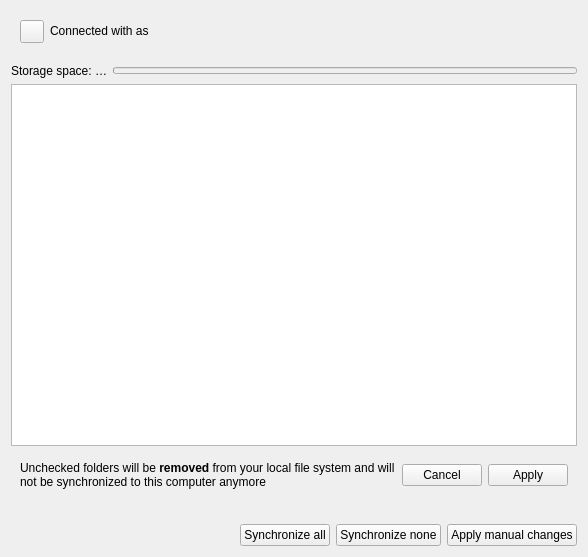
This is src/gui/accountsettings.ui in nextcloud/desktop as Qt 5 draws it before an edit. The edited form follows.
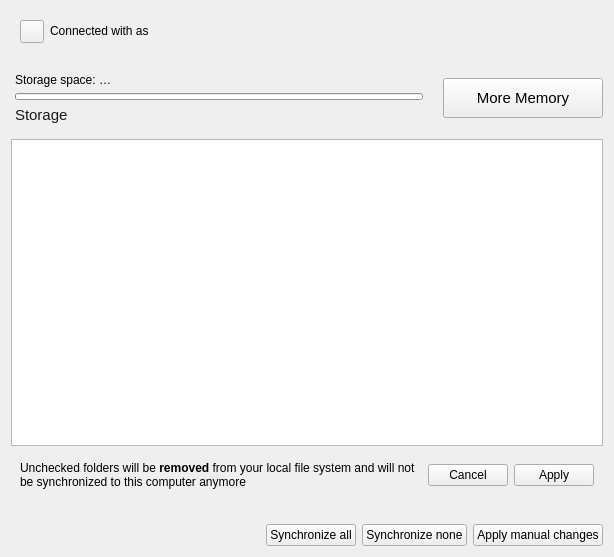
This is the edited form. Custom widgets are drawn as their Qt base class.

Commit message: update storage design

What changed in the file:
```diff
--- a/src/gui/accountsettings.ui
+++ b/src/gui/accountsettings.ui
@@ -13,7 +13,867 @@
   <property name="windowTitle">
    <string notr="true">Form</string>
   </property>
-  <layout class="QGridLayout" name="gridLayout">
+  <layout class="QGridLayout" name="gridLayout_3">
+   <item row="0" column="0">
+    <widget class="QWidget" name="accountStatus" native="true">
+     <layout class="QGridLayout" name="gridLayout_2">
+      <item row="0" column="0">
+       <widget class="SslButton" name="sslButton">
+        <property name="sizePolicy">
+         <sizepolicy hsizetype="Maximum" vsizetype="Fixed">
+          <horstretch>0</horstretch>
+          <verstretch>0</verstretch>
+         </sizepolicy>
+        </property>
+        <property name="text">
+         <string/>
+        </property>
+       </widget>
+      </item>
+      <item row="0" column="1">
+       <widget class="QLabel" name="connectLabel">
+        <property name="sizePolicy">
+         <sizepolicy hsizetype="MinimumExpanding" vsizetype="Preferred">
+          <horstretch>0</horstretch>
+          <verstretch>0</verstretch>
+         </sizepolicy>
+        </property>
+        <property name="text">
+         <string>Connected with &lt;server&gt; as &lt;user&gt;</string>
+        </property>
+        <property name="textFormat">
+         <enum>Qt::RichText</enum>
+        </property>
+        <property name="wordWrap">
+         <bool>true</bool>
+        </property>
+        <property name="openExternalLinks">
+         <bool>true</bool>
+        </property>
+       </widget>
+      </item>
+     </layout>
+    </widget>
+   </item>
+   <item row="1" column="0">
+    <widget class="KMessageWidget" name="encryptionMessage" native="true"/>
+   </item>
+   <item row="2" column="0">
+    <widget class="QWidget" name="storageGroupBox" native="true">
+     <layout class="QGridLayout" name="gridLayout">
+      <property name="leftMargin">
+       <number>4</number>
+      </property>
+      <property name="rightMargin">
+       <number>0</number>
+      </property>
+      <property name="horizontalSpacing">
+       <number>0</number>
+      </property>
+      <item row="0" column="0">
+       <widget class="QLabel" name="quotaInfoLabel">
+        <property name="enabled">
+         <bool>true</bool>
+        </property>
+        <property name="sizePolicy">
+         <sizepolicy hsizetype="Minimum" vsizetype="Fixed">
+          <horstretch>0</horstretch>
+          <verstretch>0</verstretch>
+         </sizepolicy>
+        </property>
+        <property name="font">
+         <font>
+          <family>Segoe UI</family>
+          <pointsize>9</pointsize>
+          <bold>false</bold>
+          <kerning>true</kerning>
+         </font>
+        </property>
+        <property name="toolTip">
+         <string/>
+        </property>
+        <property name="autoFillBackground">
+         <bool>false</bool>
+        </property>
+        <property name="text">
+         <string>Storage space: …</string>
+        </property>
+        <property name="textFormat">
+         <enum>Qt::PlainText</enum>
+        </property>
+        <property name="alignment">
+         <set>Qt::AlignBottom|Qt::AlignLeading|Qt::AlignLeft</set>
+        </property>
+        <property name="wordWrap">
+         <bool>false</bool>
+        </property>
+       </widget>
+      </item>
+      <item row="0" column="2" rowspan="3">
+       <widget class="QPushButton" name="moreMemoryButton">
+        <property name="sizePolicy">
+         <sizepolicy hsizetype="Fixed" vsizetype="Fixed">
+          <horstretch>0</horstretch>
+          <verstretch>0</verstretch>
+         </sizepolicy>
+        </property>
+        <property name="minimumSize">
+         <size>
+          <width>160</width>
+          <height>40</height>
+         </size>
+        </property>
+        <property name="maximumSize">
+         <size>
+          <width>160</width>
+          <height>16777215</height>
+         </size>
+        </property>
+        <property name="palette">
+         <palette>
+          <active>
+           <colorrole role="WindowText">
+            <brush brushstyle="SolidPattern">
+             <color alpha="255">
+              <red>0</red>
+              <green>0</green>
+              <blue>0</blue>
+             </color>
+            </brush>
+           </colorrole>
+           <colorrole role="Dark">
+            <brush brushstyle="SolidPattern">
+             <color alpha="255">
+              <red>225</red>
+              <green>225</green>
+              <blue>225</blue>
+             </color>
+            </brush>
+           </colorrole>
+           <colorrole role="Text">
+            <brush brushstyle="SolidPattern">
+             <color alpha="255">
+              <red>0</red>
+              <green>0</green>
+              <blue>0</blue>
+             </color>
+            </brush>
+           </colorrole>
+           <colorrole role="ButtonText">
+            <brush brushstyle="SolidPattern">
+             <color alpha="255">
+              <red>0</red>
+              <green>0</green>
+              <blue>0</blue>
+             </color>
+            </brush>
+           </colorrole>
+           <colorrole role="PlaceholderText">
+            <brush brushstyle="SolidPattern">
+             <color alpha="128">
+              <red>0</red>
+              <green>0</green>
+              <blue>0</blue>
+             </color>
+            </brush>
+           </colorrole>
+          </active>
+          <inactive>
+           <colorrole role="WindowText">
+            <brush brushstyle="SolidPattern">
+             <color alpha="255">
+              <red>0</red>
+              <green>0</green>
+              <blue>0</blue>
+             </color>
+            </brush>
+           </colorrole>
+           <colorrole role="Dark">
+            <brush brushstyle="SolidPattern">
+             <color alpha="255">
+              <red>225</red>
+              <green>225</green>
+              <blue>225</blue>
+             </color>
+            </brush>
+           </colorrole>
+           <colorrole role="Text">
+            <brush brushstyle="SolidPattern">
+             <color alpha="255">
+              <red>0</red>
+              <green>0</green>
+              <blue>0</blue>
+             </color>
+            </brush>
+           </colorrole>
+           <colorrole role="ButtonText">
+            <brush brushstyle="SolidPattern">
+             <color alpha="255">
+              <red>0</red>
+              <green>0</green>
+              <blue>0</blue>
+             </color>
+            </brush>
+           </colorrole>
+           <colorrole role="PlaceholderText">
+            <brush brushstyle="SolidPattern">
+             <color alpha="128">
+              <red>0</red>
+              <green>0</green>
+              <blue>0</blue>
+             </color>
+            </brush>
+           </colorrole>
+          </inactive>
+          <disabled>
+           <colorrole role="WindowText">
+            <brush brushstyle="SolidPattern">
+             <color alpha="255">
+              <red>225</red>
+              <green>225</green>
+              <blue>225</blue>
+             </color>
+            </brush>
+           </colorrole>
+           <colorrole role="Dark">
+            <brush brushstyle="SolidPattern">
+             <color alpha="255">
+              <red>225</red>
+              <green>225</green>
+              <blue>225</blue>
+             </color>
+            </brush>
+           </colorrole>
+           <colorrole role="Text">
+            <brush brushstyle="SolidPattern">
+             <color alpha="255">
+              <red>225</red>
+              <green>225</green>
+              <blue>225</blue>
+             </color>
+            </brush>
+           </colorrole>
+           <colorrole role="ButtonText">
+            <brush brushstyle="SolidPattern">
+             <color alpha="255">
+              <red>225</red>
+              <green>225</green>
+              <blue>225</blue>
+             </color>
+            </brush>
+           </colorrole>
+           <colorrole role="PlaceholderText">
+            <brush brushstyle="SolidPattern">
+             <color alpha="128">
+              <red>0</red>
+              <green>0</green>
+              <blue>0</blue>
+             </color>
+            </brush>
+           </colorrole>
+          </disabled>
+         </palette>
+        </property>
+        <property name="font">
+         <font>
+          <family>Segoe UI</family>
+          <pointsize>11</pointsize>
+         </font>
+        </property>
+        <property name="text">
+         <string>More Memory</string>
+        </property>
+       </widget>
+      </item>
+      <item row="1" column="0">
+       <widget class="QProgressBar" name="quotaProgressBar">
+        <property name="enabled">
+         <bool>true</bool>
+        </property>
+        <property name="sizePolicy">
+         <sizepolicy hsizetype="MinimumExpanding" vsizetype="Fixed">
+          <horstretch>0</horstretch>
+          <verstretch>0</verstretch>
+         </sizepolicy>
+        </property>
+        <property name="minimumSize">
+         <size>
+          <width>408</width>
+          <height>7</height>
+         </size>
+        </property>
+        <property name="maximumSize">
+         <size>
+          <width>16777215</width>
+          <height>7</height>
+         </size>
+        </property>
+        <property name="palette">
+         <palette>
+          <active>
+           <colorrole role="WindowText">
+            <brush brushstyle="SolidPattern">
+             <color alpha="255">
+              <red>0</red>
+              <green>0</green>
+              <blue>0</blue>
+             </color>
+            </brush>
+           </colorrole>
+           <colorrole role="Button">
+            <brush brushstyle="SolidPattern">
+             <color alpha="255">
+              <red>204</red>
+              <green>204</green>
+              <blue>204</blue>
+             </color>
+            </brush>
+           </colorrole>
+           <colorrole role="Light">
+            <brush brushstyle="SolidPattern">
+             <color alpha="255">
+              <red>255</red>
+              <green>255</green>
+              <blue>255</blue>
+             </color>
+            </brush>
+           </colorrole>
+           <colorrole role="Midlight">
+            <brush brushstyle="SolidPattern">
+             <color alpha="255">
+              <red>229</red>
+              <green>229</green>
+              <blue>229</blue>
+             </color>
+            </brush>
+           </colorrole>
+           <colorrole role="Dark">
+            <brush brushstyle="SolidPattern">
+             <color alpha="255">
+              <red>102</red>
+              <green>102</green>
+              <blue>102</blue>
+             </color>
+            </brush>
+           </colorrole>
+           <colorrole role="Mid">
+            <brush brushstyle="SolidPattern">
+             <color alpha="255">
+              <red>136</red>
+              <green>136</green>
+              <blue>136</blue>
+             </color>
+            </brush>
+           </colorrole>
+           <colorrole role="Text">
+            <brush brushstyle="SolidPattern">
+             <color alpha="255">
+              <red>0</red>
+              <green>0</green>
+              <blue>0</blue>
+             </color>
+            </brush>
+           </colorrole>
+           <colorrole role="BrightText">
+            <brush brushstyle="SolidPattern">
+             <color alpha="255">
+              <red>255</red>
+              <green>255</green>
+              <blue>255</blue>
+             </color>
+            </brush>
+           </colorrole>
+           <colorrole role="ButtonText">
+            <brush brushstyle="SolidPattern">
+             <color alpha="255">
+              <red>0</red>
+              <green>0</green>
+              <blue>0</blue>
+             </color>
+            </brush>
+           </colorrole>
+           <colorrole role="Base">
+            <brush brushstyle="SolidPattern">
+             <color alpha="255">
+              <red>255</red>
+              <green>255</green>
+              <blue>255</blue>
+             </color>
+            </brush>
+           </colorrole>
+           <colorrole role="Window">
+            <brush brushstyle="SolidPattern">
+             <color alpha="255">
+              <red>204</red>
+              <green>204</green>
+              <blue>204</blue>
+             </color>
+            </brush>
+           </colorrole>
+           <colorrole role="Shadow">
+            <brush brushstyle="SolidPattern">
+             <color alpha="255">
+              <red>0</red>
+              <green>0</green>
+              <blue>0</blue>
+             </color>
+            </brush>
+           </colorrole>
+           <colorrole role="Highlight">
+            <brush brushstyle="SolidPattern">
+             <color alpha="255">
+              <red>102</red>
+              <green>102</green>
+              <blue>102</blue>
+             </color>
+            </brush>
+           </colorrole>
+           <colorrole role="AlternateBase">
+            <brush brushstyle="SolidPattern">
+             <color alpha="255">
+              <red>204</red>
+              <green>204</green>
+              <blue>204</blue>
+             </color>
+            </brush>
+           </colorrole>
+           <colorrole role="ToolTipBase">
+            <brush brushstyle="SolidPattern">
+             <color alpha="255">
+              <red>255</red>
+              <green>255</green>
+              <blue>220</blue>
+             </color>
+            </brush>
+           </colorrole>
+           <colorrole role="ToolTipText">
+            <brush brushstyle="SolidPattern">
+             <color alpha="255">
+              <red>0</red>
+              <green>0</green>
+              <blue>0</blue>
+             </color>
+            </brush>
+           </colorrole>
+           <colorrole role="PlaceholderText">
+            <brush brushstyle="SolidPattern">
+             <color alpha="128">
+              <red>0</red>
+              <green>0</green>
+              <blue>0</blue>
+             </color>
+            </brush>
+           </colorrole>
+          </active>
+          <inactive>
+           <colorrole role="WindowText">
+            <brush brushstyle="SolidPattern">
+             <color alpha="255">
+              <red>0</red>
+              <green>0</green>
+              <blue>0</blue>
+             </color>
+            </brush>
+           </colorrole>
+           <colorrole role="Button">
+            <brush brushstyle="SolidPattern">
+             <color alpha="255">
+              <red>204</red>
+              <green>204</green>
+              <blue>204</blue>
+             </color>
+            </brush>
+           </colorrole>
+           <colorrole role="Light">
+            <brush brushstyle="SolidPattern">
+             <color alpha="255">
+              <red>255</red>
+              <green>255</green>
+              <blue>255</blue>
+             </color>
+            </brush>
+           </colorrole>
+           <colorrole role="Midlight">
+            <brush brushstyle="SolidPattern">
+             <color alpha="255">
+              <red>229</red>
+              <green>229</green>
+              <blue>229</blue>
+             </color>
+            </brush>
+           </colorrole>
+           <colorrole role="Dark">
+            <brush brushstyle="SolidPattern">
+             <color alpha="255">
+              <red>102</red>
+              <green>102</green>
+              <blue>102</blue>
+             </color>
+            </brush>
+           </colorrole>
+           <colorrole role="Mid">
+            <brush brushstyle="SolidPattern">
+             <color alpha="255">
+              <red>136</red>
+              <green>136</green>
+              <blue>136</blue>
+             </color>
+            </brush>
+           </colorrole>
+           <colorrole role="Text">
+            <brush brushstyle="SolidPattern">
+             <color alpha="255">
+              <red>0</red>
+              <green>0</green>
+              <blue>0</blue>
+             </color>
+            </brush>
+           </colorrole>
+           <colorrole role="BrightText">
+            <brush brushstyle="SolidPattern">
+             <color alpha="255">
+              <red>255</red>
+              <green>255</green>
+              <blue>255</blue>
+             </color>
+            </brush>
+           </colorrole>
+           <colorrole role="ButtonText">
+            <brush brushstyle="SolidPattern">
+             <color alpha="255">
+              <red>0</red>
+              <green>0</green>
+              <blue>0</blue>
+             </color>
+            </brush>
+           </colorrole>
+           <colorrole role="Base">
+            <brush brushstyle="SolidPattern">
+             <color alpha="255">
+              <red>255</red>
+              <green>255</green>
+              <blue>255</blue>
+             </color>
+            </brush>
+           </colorrole>
+           <colorrole role="Window">
+            <brush brushstyle="SolidPattern">
+             <color alpha="255">
+              <red>204</red>
+              <green>204</green>
+              <blue>204</blue>
+             </color>
+            </brush>
+           </colorrole>
+           <colorrole role="Shadow">
+            <brush brushstyle="SolidPattern">
+             <color alpha="255">
+              <red>0</red>
+              <green>0</green>
+              <blue>0</blue>
+             </color>
+            </brush>
+           </colorrole>
+           <colorrole role="Highlight">
+            <brush brushstyle="SolidPattern">
+             <color alpha="255">
+              <red>102</red>
+              <green>102</green>
+              <blue>102</blue>
+             </color>
+            </brush>
+           </colorrole>
+           <colorrole role="AlternateBase">
+            <brush brushstyle="SolidPattern">
+             <color alpha="255">
+              <red>204</red>
+              <green>204</green>
+              <blue>204</blue>
+             </color>
+            </brush>
+           </colorrole>
+           <colorrole role="ToolTipBase">
+            <brush brushstyle="SolidPattern">
+             <color alpha="255">
+              <red>255</red>
+              <green>255</green>
+              <blue>220</blue>
+             </color>
+            </brush>
+           </colorrole>
+           <colorrole role="ToolTipText">
+            <brush brushstyle="SolidPattern">
+             <color alpha="255">
+              <red>0</red>
+              <green>0</green>
+              <blue>0</blue>
+             </color>
+            </brush>
+           </colorrole>
+           <colorrole role="PlaceholderText">
+            <brush brushstyle="SolidPattern">
+             <color alpha="128">
+              <red>0</red>
+              <green>0</green>
+              <blue>0</blue>
+             </color>
+            </brush>
+           </colorrole>
+          </inactive>
+          <disabled>
+           <colorrole role="WindowText">
+            <brush brushstyle="SolidPattern">
+             <color alpha="255">
+              <red>102</red>
+              <green>102</green>
+              <blue>102</blue>
+             </color>
+            </brush>
+           </colorrole>
+           <colorrole role="Button">
+            <brush brushstyle="SolidPattern">
+             <color alpha="255">
+              <red>204</red>
+              <green>204</green>
+              <blue>204</blue>
+             </color>
+            </brush>
+           </colorrole>
+           <colorrole role="Light">
+            <brush brushstyle="SolidPattern">
+             <color alpha="255">
+              <red>255</red>
+              <green>255</green>
+              <blue>255</blue>
+             </color>
+            </brush>
+           </colorrole>
+           <colorrole role="Midlight">
+            <brush brushstyle="SolidPattern">
+             <color alpha="255">
+              <red>229</red>
+              <green>229</green>
+              <blue>229</blue>
+             </color>
+            </brush>
+           </colorrole>
+           <colorrole role="Dark">
+            <brush brushstyle="SolidPattern">
+             <color alpha="255">
+              <red>102</red>
+              <green>102</green>
+              <blue>102</blue>
+             </color>
+            </brush>
+           </colorrole>
+           <colorrole role="Mid">
+            <brush brushstyle="SolidPattern">
+             <color alpha="255">
+              <red>136</red>
+              <green>136</green>
+              <blue>136</blue>
+             </color>
+            </brush>
+           </colorrole>
+           <colorrole role="Text">
+            <brush brushstyle="SolidPattern">
+             <color alpha="255">
+              <red>102</red>
+              <green>102</green>
+              <blue>102</blue>
+             </color>
+            </brush>
+           </colorrole>
+           <colorrole role="BrightText">
+            <brush brushstyle="SolidPattern">
+             <color alpha="255">
+              <red>255</red>
+              <green>255</green>
+              <blue>255</blue>
+             </color>
+            </brush>
+           </colorrole>
+           <colorrole role="ButtonText">
+            <brush brushstyle="SolidPattern">
+             <color alpha="255">
+              <red>102</red>
+              <green>102</green>
+              <blue>102</blue>
+             </color>
+            </brush>
+           </colorrole>
+           <colorrole role="Base">
+            <brush brushstyle="SolidPattern">
+             <color alpha="255">
+              <red>204</red>
+              <green>204</green>
+              <blue>204</blue>
+             </color>
+            </brush>
+           </colorrole>
+           <colorrole role="Window">
+            <brush brushstyle="SolidPattern">
+             <color alpha="255">
+              <red>204</red>
+              <green>204</green>
+              <blue>204</blue>
+             </color>
+            </brush>
+           </colorrole>
+           <colorrole role="Shadow">
+            <brush brushstyle="SolidPattern">
+             <color alpha="255">
+              <red>0</red>
+              <green>0</green>
+              <blue>0</blue>
+             </color>
+            </brush>
+           </colorrole>
+           <colorrole role="Highlight">
+            <brush brushstyle="SolidPattern">
+             <color alpha="255">
+              <red>0</red>
+              <green>120</green>
+              <blue>215</blue>
+             </color>
+            </brush>
+           </colorrole>
+           <colorrole role="AlternateBase">
+            <brush brushstyle="SolidPattern">
+             <color alpha="255">
+              <red>204</red>
+              <green>204</green>
+              <blue>204</blue>
+             </color>
+            </brush>
+           </colorrole>
+           <colorrole role="ToolTipBase">
+            <brush brushstyle="SolidPattern">
+             <color alpha="255">
+              <red>255</red>
+              <green>255</green>
+              <blue>220</blue>
+             </color>
+            </brush>
+           </colorrole>
+           <colorrole role="ToolTipText">
+            <brush brushstyle="SolidPattern">
+             <color alpha="255">
+              <red>0</red>
+              <green>0</green>
+              <blue>0</blue>
+             </color>
+            </brush>
+           </colorrole>
+           <colorrole role="PlaceholderText">
+            <brush brushstyle="SolidPattern">
+             <color alpha="128">
+              <red>0</red>
+              <green>0</green>
+              <blue>0</blue>
+             </color>
+            </brush>
+           </colorrole>
+          </disabled>
+         </palette>
+        </property>
+        <property name="maximum">
+         <number>100</number>
+        </property>
+        <property name="value">
+         <number>0</number>
+        </property>
+        <property name="alignment">
+         <set>Qt::AlignRight|Qt::AlignTrailing|Qt::AlignVCenter</set>
+        </property>
+        <property name="textVisible">
+         <bool>false</bool>
+        </property>
+       </widget>
+      </item>
+      <item row="2" column="0">
+       <widget class="QLabel" name="quotaProgressLabel">
+        <property name="sizePolicy">
+         <sizepolicy hsizetype="Expanding" vsizetype="Fixed">
+          <horstretch>0</horstretch>
+          <verstretch>0</verstretch>
+         </sizepolicy>
+        </property>
+        <property name="font">
+         <font>
+          <family>Segoe UI</family>
+          <pointsize>11</pointsize>
+          <bold>false</bold>
+          <kerning>true</kerning>
+         </font>
+        </property>
+        <property name="toolTip">
+         <string/>
+        </property>
+        <property name="autoFillBackground">
+         <bool>false</bool>
+        </property>
+        <property name="lineWidth">
+         <number>0</number>
+        </property>
+        <property name="text">
+         <string>&lt;html&gt;&lt;head/&gt;&lt;body&gt;&lt;p&gt;&lt;span style=&quot; color:#191919;&quot;&gt;Storage&lt;/span&gt;&lt;/p&gt;&lt;/body&gt;&lt;/html&gt;</string>
+        </property>
+        <property name="textFormat">
+         <enum>Qt::RichText</enum>
+        </property>
+        <property name="alignment">
+         <set>Qt::AlignLeading|Qt::AlignLeft|Qt::AlignTop</set>
+        </property>
+        <property name="wordWrap">
+         <bool>false</bool>
+        </property>
+        <property name="margin">
+         <number>0</number>
+        </property>
+        <property name="indent">
+         <number>-3</number>
+        </property>
+       </widget>
+      </item>
+      <item row="1" column="1">
+       <spacer name="horizontalSpacer_2">
+        <property name="orientation">
+         <enum>Qt::Horizontal</enum>
+        </property>
+        <property name="sizeType">
+         <enum>QSizePolicy::Fixed</enum>
+        </property>
+        <property name="sizeHint" stdset="0">
+         <size>
+          <width>20</width>
+          <height>1</height>
+         </size>
+        </property>
+       </spacer>
+      </item>
+     </layout>
+    </widget>
+   </item>
+   <item row="3" column="0">
+    <widget class="OCC::FolderStatusView" name="_folderList">
+     <property name="sizePolicy">
+      <sizepolicy hsizetype="MinimumExpanding" vsizetype="Expanding">
+       <horstretch>0</horstretch>
+       <verstretch>5</verstretch>
+      </sizepolicy>
+     </property>
+     <property name="contextMenuPolicy">
+      <enum>Qt::CustomContextMenu</enum>
+     </property>
+     <property name="editTriggers">
+      <set>QAbstractItemView::NoEditTriggers</set>
+     </property>
+     <property name="animated">
+      <bool>true</bool>
+     </property>
+    </widget>
+   </item>
    <item row="4" column="0">
     <widget class="QWidget" name="selectiveSyncStatus" native="true">
      <layout class="QHBoxLayout" name="horizontalLayout_3">
@@ -90,123 +950,6 @@
      </layout>
     </widget>
    </item>
-   <item row="0" column="0">
-    <widget class="QWidget" name="accountStatus" native="true">
-     <layout class="QGridLayout" name="gridLayout_2">
-      <item row="0" column="0">
-       <widget class="SslButton" name="sslButton">
-        <property name="sizePolicy">
-         <sizepolicy hsizetype="Maximum" vsizetype="Fixed">
-          <horstretch>0</horstretch>
-          <verstretch>0</verstretch>
-         </sizepolicy>
-        </property>
-        <property name="text">
-         <string/>
-        </property>
-       </widget>
-      </item>
-      <item row="0" column="1">
-       <widget class="QLabel" name="connectLabel">
-        <property name="sizePolicy">
-         <sizepolicy hsizetype="MinimumExpanding" vsizetype="Preferred">
-          <horstretch>0</horstretch>
-          <verstretch>0</verstretch>
-         </sizepolicy>
-        </property>
-        <property name="text">
-         <string>Connected with &lt;server&gt; as &lt;user&gt;</string>
-        </property>
-        <property name="textFormat">
-         <enum>Qt::RichText</enum>
-        </property>
-        <property name="wordWrap">
-         <bool>true</bool>
-        </property>
-        <property name="openExternalLinks">
-         <bool>true</bool>
-        </property>
-       </widget>
-      </item>
-     </layout>
-    </widget>
-   </item>
-   <item row="2" column="0">
-    <layout class="QHBoxLayout" name="storageGroupBox">
-     <item>
-      <widget class="QLabel" name="quotaInfoLabel">
-       <property name="sizePolicy">
-        <sizepolicy hsizetype="Minimum" vsizetype="Fixed">
-         <horstretch>0</horstretch>
-         <verstretch>0</verstretch>
-        </sizepolicy>
-       </property>
-       <property name="toolTip">
-        <string/>
-       </property>
-       <property name="text">
-        <string>Storage space: …</string>
-       </property>
-       <property name="textFormat">
-        <enum>Qt::PlainText</enum>
-       </property>
-       <property name="wordWrap">
-        <bool>false</bool>
-       </property>
-      </widget>
-     </item>
-     <item>
-      <widget class="QProgressBar" name="quotaProgressBar">
-       <property name="enabled">
-        <bool>false</bool>
-       </property>
-       <property name="sizePolicy">
-        <sizepolicy hsizetype="MinimumExpanding" vsizetype="Fixed">
-         <horstretch>0</horstretch>
-         <verstretch>0</verstretch>
-        </sizepolicy>
-       </property>
-       <property name="maximumSize">
-        <size>
-         <width>16777215</width>
-         <height>7</height>
-        </size>
-       </property>
-       <property name="maximum">
-        <number>100</number>
-       </property>
-       <property name="value">
-        <number>-1</number>
-       </property>
-       <property name="textVisible">
-        <bool>false</bool>
-       </property>
-      </widget>
-     </item>
-    </layout>
-   </item>
-   <item row="1" column="0">
-    <widget class="KMessageWidget" name="encryptionMessage" native="true"/>
-   </item>
-   <item row="3" column="0">
-    <widget class="OCC::FolderStatusView" name="_folderList">
-     <property name="sizePolicy">
-      <sizepolicy hsizetype="MinimumExpanding" vsizetype="Expanding">
-       <horstretch>0</horstretch>
-       <verstretch>5</verstretch>
-      </sizepolicy>
-     </property>
-     <property name="contextMenuPolicy">
-      <enum>Qt::CustomContextMenu</enum>
-     </property>
-     <property name="editTriggers">
-      <set>QAbstractItemView::NoEditTriggers</set>
-     </property>
-     <property name="animated">
-      <bool>true</bool>
-     </property>
-    </widget>
-   </item>
    <item row="5" column="0">
     <widget class="QWidget" name="bigFolderUi" native="true">
      <layout class="QVBoxLayout" name="verticalLayout">
```
The commit also changes 1 other file.
